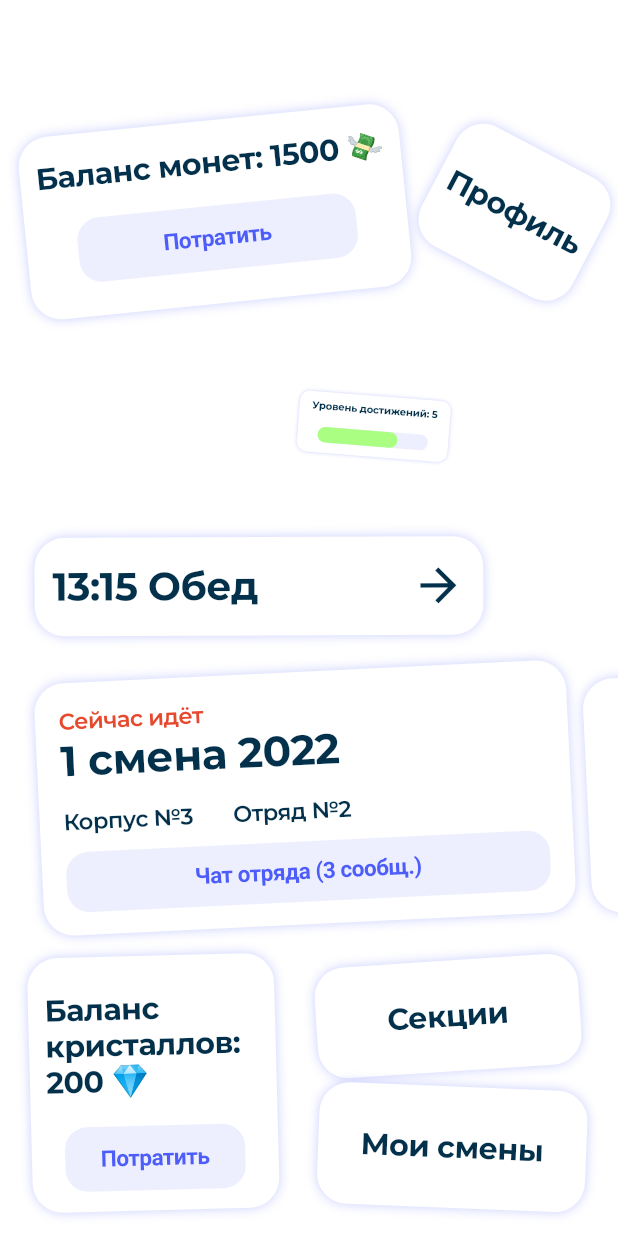
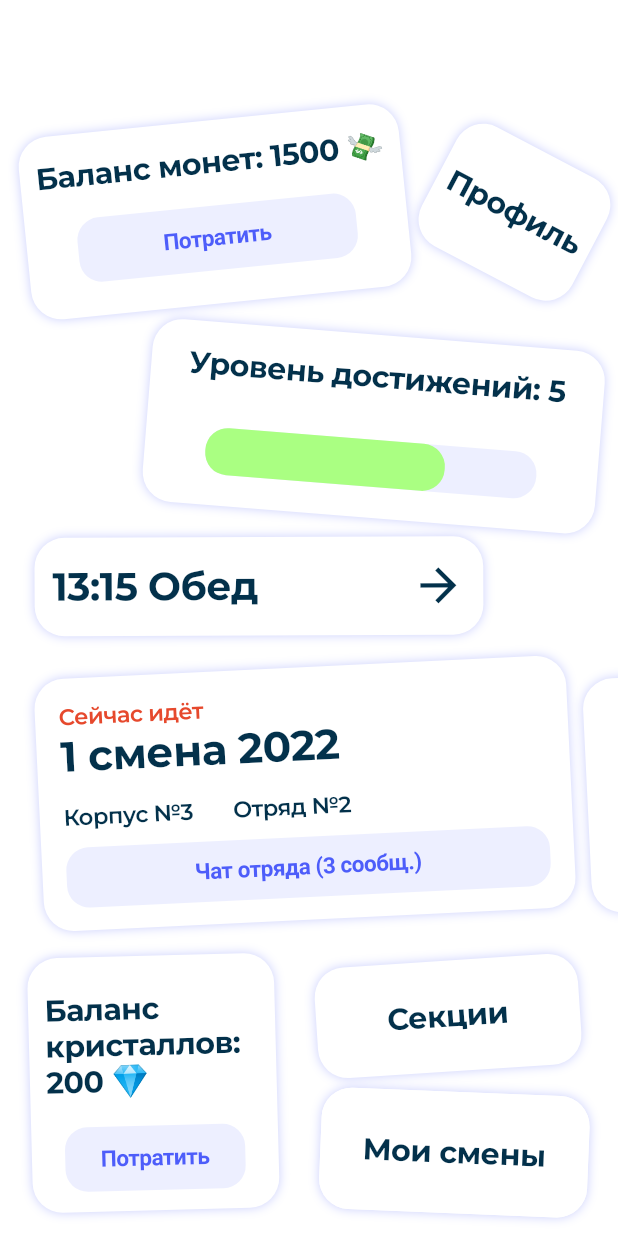
Before and after one commit to abezuglova/first_task_hard, a Flutter app: the screen it shows after launch, on a phone screen of 412 x 824 dp. Run offline on Flutter 3.47's test engine with Material 2 defaults, Android fonts, the phone set to English and light mode, and no system bars; our stand-ins replace flutter_screenutil, google_fonts.

Commit message:
tween animations added

```diff
--- a/lib/main.dart
+++ b/lib/main.dart
@@ -77,4 +77,4 @@ class MyApp extends StatelessWidget {
   }
 }
 
-// 10:00 -
+// 10:00 - 14:20
--- a/lib/screens/main_screen.dart
+++ b/lib/screens/main_screen.dart
@@ -21,11 +21,11 @@ class MainScreen extends StatelessWidget {
             CoinBalanceTileWidget(),
             ProfileTileWidget(),
             LevelTileWidget(),
-            TimetableTileWidget(),
             ShiftTileWidget(),
             EmptyTileWidget(),
             CrystalBalanceTileWidget(),
             SectionsTileWidget(),
+            TimetableTileWidget(),
             MyShiftsTileWidget(),
           ],
         ));
--- a/lib/widgets/level_tile_widget.dart
+++ b/lib/widgets/level_tile_widget.dart
@@ -13,13 +13,16 @@ class LevelTileWidget extends StatefulWidget {
 class _LevelTileWidgetState extends State<LevelTileWidget>
     with TickerProviderStateMixin {
   late final AnimationController _controller = AnimationController(
-    duration: const Duration(milliseconds: 500),
+    duration: const Duration(milliseconds: 2000),
     vsync: this,
-  )..repeat(reverse: true);
-  late final Animation<double> _animation = CurvedAnimation(
+  );
+  late final Animation<double> _curveAnimation = Tween(
+    begin: 1.0,
+    end: 0.5,
+  ).animate(CurvedAnimation(
     parent: _controller,
     curve: Curves.easeInOut,
-  );
+  ));
 
   @override
   void dispose() {
@@ -34,7 +37,7 @@ class _LevelTileWidgetState extends State<LevelTileWidget>
       left: 97.74.w,
       top: 222.85.h,
       child: ScaleTransition(
-        scale: _animation,
+        scale: _curveAnimation,
         child: GestureDetector(
           onTap: () {
             _controller.isAnimating
--- a/lib/widgets/my_shifts_tile_widget.dart
+++ b/lib/widgets/my_shifts_tile_widget.dart
@@ -1,3 +1,4 @@
+import 'package:first_task_hard/assets/app_colors.dart';
 import 'package:first_task_hard/widgets/tile_widget.dart';
 import 'package:flutter/material.dart';
 import 'package:flutter_screenutil/flutter_screenutil.dart';
@@ -13,17 +14,37 @@ class _MyShiftsTileWidgetState extends State<MyShiftsTileWidget>
     with SingleTickerProviderStateMixin {
   late AnimationController _controller;
   late Animation _sizeAnimation;
+  late Animation _positionAnimation;
+  late Animation _rotateAnimation;
+  late Animation _colorAnimation;
 
   @override
   void initState() {
     super.initState();
 
     _controller = AnimationController(
-        vsync: this, duration: const Duration(milliseconds: 500));
+      vsync: this,
+      duration: const Duration(milliseconds: 1500),
+    );
 
     _sizeAnimation = Tween<Offset>(
       begin: Offset(178.34.w, 80.86.h),
-      end: Offset(400.0.w, 700.0.h),
+      end: Offset(411.0.w, 823.0.h),
+    ).animate(_controller);
+
+    _positionAnimation = Tween<Offset>(
+      begin: Offset(213.w, 727.h),
+      end: const Offset(0, 0),
+    ).animate(_controller);
+
+    _rotateAnimation = Tween<double>(
+      begin: 2.32,
+      end: 360,
+    ).animate(_controller);
+
+    _colorAnimation = ColorTween(
+      begin: Colors.white,
+      end: AppColors.buttonColor,
     ).animate(_controller);
 
     _controller.addListener(() {
@@ -37,29 +58,46 @@ class _MyShiftsTileWidgetState extends State<MyShiftsTileWidget>
     super.dispose();
   }
 
+  void _onTap() {
+    _controller.isAnimating
+        ? _controller.stop()
+        : _sizeAnimation.isCompleted
+            ? _controller.reverse()
+            : _controller.forward();
+  }
+
   @override
   Widget build(BuildContext context) {
     final textTheme = Theme.of(context).textTheme;
     return Positioned(
-      right: 21.09.w,
-      bottom: 18.67.h,
+      left: _positionAnimation.value.dx,
+      top: _positionAnimation.value.dy,
       child: GestureDetector(
-        onTap: () {
-          _controller.isAnimating
-              ? _controller.stop()
-              : _sizeAnimation.isCompleted
-                  ? _controller.reverse()
-                  : _controller.forward();
-        },
+        onTap: _onTap,
         child: TileWidget(
-          rotateAngle: 2.32,
+          rotateAngle: _rotateAnimation.value,
           tileWidth: _sizeAnimation.value.dx,
           tileHeight: _sizeAnimation.value.dy,
-          child: Center(
-            child: Text(
-              'Мои смены',
-              style: textTheme.headlineSmall,
+          child: Container(
+            width: _sizeAnimation.value.dx,
+            height: _sizeAnimation.value.dy,
+            decoration: BoxDecoration(
+              color: _colorAnimation.value,
+              borderRadius: BorderRadius.all(Radius.circular(20.r)),
             ),
+            child: Center(
+                child: _controller.isAnimating
+                    ? null
+                    : _controller.isCompleted
+                        ? Text(
+                            'Здесь должен быть список моих смен',
+                            style: textTheme.headlineLarge,
+                            textAlign: TextAlign.center,
+                          )
+                        : Text(
+                            'Мои смены',
+                            style: textTheme.headlineSmall,
+                          )),
           ),
         ),
       ),
--- a/lib/widgets/profile_tile_widget.dart
+++ b/lib/widgets/profile_tile_widget.dart
@@ -13,7 +13,7 @@ class ProfileTileWidget extends StatefulWidget {
 class _ProfileTileWidgetState extends State<ProfileTileWidget>
     with TickerProviderStateMixin {
   late final AnimationController _controller = AnimationController(
-    duration: const Duration(milliseconds: 500),
+    duration: const Duration(milliseconds: 2000),
     vsync: this,
   );
 
--- a/lib/widgets/sections_tile_widget.dart
+++ b/lib/widgets/sections_tile_widget.dart
@@ -21,7 +21,7 @@ class _SectionsTileWidgetState extends State<SectionsTileWidget>
     _controller = AnimationController(
       vsync: this,
       duration: const Duration(
-        milliseconds: 300,
+        milliseconds: 2000,
       ),
     );
 
--- a/lib/widgets/shift_tile_widget.dart
+++ b/lib/widgets/shift_tile_widget.dart
@@ -11,7 +11,7 @@ class ShiftTileWidget extends StatelessWidget {
     final textTheme = Theme.of(context).textTheme;
     return Positioned(
       left: 25.84.w,
-      top: 447.28.h,
+      top: 444.28.h,
       child: TileWidget(
         rotateAngle: -2.76,
         tileWidth: 354.w,
--- a/lib/widgets/tile_widget.dart
+++ b/lib/widgets/tile_widget.dart
@@ -13,7 +13,8 @@ class TileWidget extends StatelessWidget {
     super.key,
     required this.rotateAngle,
     required this.tileWidth,
-    required this.tileHeight, required this.child,
+    required this.tileHeight,
+    required this.child,
   });
 
   @override
@@ -29,7 +30,7 @@ class TileWidget extends StatelessWidget {
           boxShadow: [
             BoxShadow(
               color: AppColors.shadowColor,
-              blurRadius: 6.r,
+              blurRadius: 5.r,
               offset: const Offset(0, 0),
             ),
           ],
--- a/lib/widgets/timetable_tile_widget.dart
+++ b/lib/widgets/timetable_tile_widget.dart
@@ -1,27 +1,90 @@
 import 'package:first_task_hard/assets/app_colors.dart';
 import 'package:first_task_hard/widgets/tile_widget.dart';
-import 'package:first_task_hard/widgets/timetable_widget.dart';
 import 'package:flutter/material.dart';
 import 'package:flutter_screenutil/flutter_screenutil.dart';
-import 'package:flutter/scheduler.dart' show timeDilation;
 
-class TimetableTileWidget extends StatelessWidget {
+class TimetableTileWidget extends StatefulWidget {
   const TimetableTileWidget({super.key});
 
   @override
+  State<TimetableTileWidget> createState() => _TimetableTileWidgetState();
+}
+
+class _TimetableTileWidgetState extends State<TimetableTileWidget>
+    with SingleTickerProviderStateMixin {
+  late AnimationController _controller;
+  late Animation _sizeAnimation;
+  late Animation _positionAnimation;
+  late Animation _rotateAnimation;
+
+  @override
+  void initState() {
+    super.initState();
+
+    _controller = AnimationController(
+      vsync: this,
+      duration: const Duration(milliseconds: 1500),
+    );
+
+    _sizeAnimation = Tween<Offset>(
+      begin: Offset(298.44.w, 65.59.h),
+      end: Offset(400.0.w, 600.0.h),
+    ).animate(_controller);
+
+    _positionAnimation = Tween<Offset>(
+      begin: Offset(22.99.w, 357.57.h),
+      end: const Offset(5.5, 111),
+    ).animate(_controller);
+
+    _rotateAnimation = Tween<double>(
+      begin: -0.25,
+      end: 0,
+    ).animate(_controller);
+
+    _controller.addListener(() {
+      setState(() {});
+    });
+  }
+
+  @override
+  void dispose() {
+    _controller.dispose();
+    super.dispose();
+  }
+
+  void _onTap() {
+    _controller.isAnimating
+        ? _controller.stop()
+        : _sizeAnimation.isCompleted
+            ? _controller.reverse()
+            : _controller.forward();
+  }
+
+  @override
   Widget build(BuildContext context) {
-    timeDilation = 5.0;
     final textTheme = Theme.of(context).textTheme;
     return Positioned(
-      left: 22.99.w,
-      top: 357.57.h,
+      left: _positionAnimation.value.dx,
+      top: _positionAnimation.value.dy,
+      child: GestureDetector(
+        onTap: _onTap,
         child: TileWidget(
-        rotateAngle: -0.25,
-        tileWidth: 298.44.w,
-        tileHeight: 65.59.h,
+          rotateAngle: _rotateAnimation.value,
+          tileWidth: _sizeAnimation.value.dx,
+          tileHeight: _sizeAnimation.value.dy,
           child: Padding(
             padding: EdgeInsets.symmetric(horizontal: 12.w),
-          child: Row(
+            child: _controller.isAnimating
+                ? null
+                : _controller.isCompleted
+                    ? Center(
+                      child: Text(
+                          'Здесь будет расписание',
+                          style: textTheme.headlineLarge,
+                          textAlign: TextAlign.center,
+                        ),
+                    )
+                    : Row(
                         mainAxisAlignment: MainAxisAlignment.spaceBetween,
                         children: [
                           Text(
@@ -29,15 +92,7 @@ class TimetableTileWidget extends StatelessWidget {
                             style: textTheme.headlineMedium,
                           ),
                           TextButton(
-                onPressed: () {
-                  Navigator.of(context).push(
-                    MaterialPageRoute<void>(
-                      builder: (context) {
-                        return const TimetableWidget();
-                      },
-                    ),
-                  );
-                },
+                            onPressed: _onTap,
                             child: const Icon(
                               Icons.arrow_forward,
                               color: AppColors.mainTextColor,
@@ -48,6 +103,7 @@ class TimetableTileWidget extends StatelessWidget {
                       ),
           ),
         ),
+      ),
     );
   }
 }
--- a/lib/widgets/timetable_widget.dart
+++ /dev/null
@@ -1,23 +0,0 @@
-import 'package:flutter/material.dart';
-
-class TimetableWidget extends StatelessWidget {
-  const TimetableWidget({super.key});
-
-  @override
-  Widget build(BuildContext context) {
-    final textTheme = Theme.of(context).textTheme;
-    return GestureDetector(
-      onTap: () {
-        Navigator.of(context).pop();
-      },
-      child: Scaffold(
-        body: Center(
-          child: Text(
-            'Здесь будет расписание',
-            style: textTheme.headlineLarge,
-          ),
-        ),
-      ),
-    );
-  }
-}
```
Lines whose indentation alone changed are shown as unchanged.
